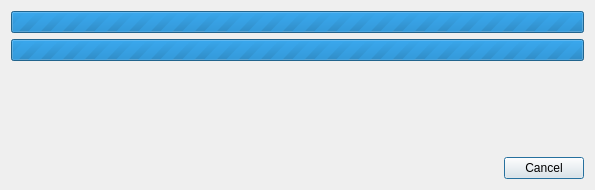
horsicq/FormatDialogs, file xdialogprocess.ui: the form before one commit.
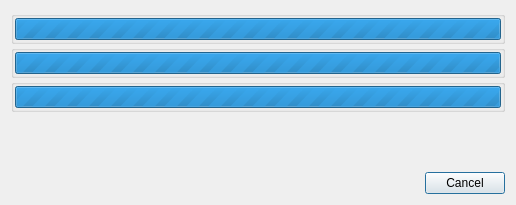
The form after the commit.

Diff of the .ui file:
```diff
--- a/xdialogprocess.ui
+++ b/xdialogprocess.ui
@@ -9,8 +9,8 @@
    <rect>
     <x>0</x>
     <y>0</y>
-    <width>595</width>
-    <height>190</height>
+    <width>516</width>
+    <height>205</height>
    </rect>
   </property>
   <property name="windowTitle">
@@ -19,7 +19,28 @@
   <property name="modal">
    <bool>true</bool>
   </property>
+  <layout class="QVBoxLayout" name="verticalLayout_4">
+   <property name="spacing">
+    <number>1</number>
+   </property>
+   <item>
+    <widget class="QGroupBox" name="groupBox">
+     <property name="title">
+      <string notr="true"/>
+     </property>
   <layout class="QVBoxLayout" name="verticalLayout">
+      <property name="leftMargin">
+       <number>1</number>
+      </property>
+      <property name="topMargin">
+       <number>1</number>
+      </property>
+      <property name="rightMargin">
+       <number>1</number>
+      </property>
+      <property name="bottomMargin">
+       <number>1</number>
+      </property>
    <item>
     <widget class="QProgressBar" name="progressBar">
      <property name="maximum">
@@ -36,6 +57,27 @@
      </property>
     </widget>
    </item>
+     </layout>
+    </widget>
+   </item>
+   <item>
+    <widget class="QGroupBox" name="groupBoxOpt">
+     <property name="title">
+      <string notr="true"/>
+     </property>
+     <layout class="QVBoxLayout" name="verticalLayout_2">
+      <property name="leftMargin">
+       <number>1</number>
+      </property>
+      <property name="topMargin">
+       <number>1</number>
+      </property>
+      <property name="rightMargin">
+       <number>1</number>
+      </property>
+      <property name="bottomMargin">
+       <number>1</number>
+      </property>
    <item>
     <widget class="QProgressBar" name="progressBarOpt">
      <property name="maximum">
@@ -52,52 +94,44 @@
      </property>
     </widget>
    </item>
-   <item>
-    <widget class="QLabel" name="labelStatus1">
-     <property name="frameShape">
-      <enum>QFrame::NoFrame</enum>
-     </property>
-     <property name="frameShadow">
-      <enum>QFrame::Plain</enum>
-     </property>
-     <property name="text">
-      <string/>
-     </property>
-     <property name="alignment">
-      <set>Qt::AlignLeading|Qt::AlignLeft|Qt::AlignVCenter</set>
-     </property>
+     </layout>
     </widget>
    </item>
    <item>
-    <widget class="QLabel" name="labelStatus2">
-     <property name="frameShape">
-      <enum>QFrame::NoFrame</enum>
+    <widget class="QGroupBox" name="groupBoxObj">
+     <property name="title">
+      <string notr="true"/>
      </property>
-     <property name="frameShadow">
-      <enum>QFrame::Plain</enum>
-     </property>
-     <property name="text">
-      <string/>
-     </property>
-     <property name="alignment">
-      <set>Qt::AlignLeading|Qt::AlignLeft|Qt::AlignVCenter</set>
-     </property>
-    </widget>
-   </item>
+     <layout class="QVBoxLayout" name="verticalLayout_3">
+      <property name="leftMargin">
+       <number>1</number>
+      </property>
+      <property name="topMargin">
+       <number>1</number>
+      </property>
+      <property name="rightMargin">
+       <number>1</number>
+      </property>
+      <property name="bottomMargin">
+       <number>1</number>
+      </property>
    <item>
-    <widget class="QLabel" name="labelStatus3">
-     <property name="frameShape">
-      <enum>QFrame::NoFrame</enum>
-     </property>
-     <property name="frameShadow">
-      <enum>QFrame::Plain</enum>
-     </property>
-     <property name="text">
-      <string/>
-     </property>
+       <widget class="QProgressBar" name="progressBarObj">
+        <property name="maximum">
+         <number>0</number>
+        </property>
+        <property name="value">
+         <number>0</number>
+        </property>
      <property name="alignment">
-      <set>Qt::AlignLeading|Qt::AlignLeft|Qt::AlignVCenter</set>
-     </property>
+         <set>Qt::AlignCenter</set>
+        </property>
+        <property name="format">
+         <string notr="true">%v/%m</string>
+        </property>
+       </widget>
+      </item>
+     </layout>
     </widget>
    </item>
    <item>
@@ -108,7 +142,7 @@
      <property name="sizeHint" stdset="0">
       <size>
        <width>20</width>
-       <height>15</height>
+       <height>70</height>
       </size>
      </property>
     </spacer>
@@ -141,118 +175,27 @@
       </widget>
      </item>
      <item>
-      <widget class="QLabel" name="labelTotal">
-       <property name="minimumSize">
-        <size>
-         <width>70</width>
-         <height>0</height>
-        </size>
+      <widget class="QLabel" name="labelStatus">
+       <property name="sizePolicy">
+        <sizepolicy hsizetype="Expanding" vsizetype="Preferred">
+         <horstretch>0</horstretch>
+         <verstretch>0</verstretch>
+        </sizepolicy>
        </property>
-       <property name="maximumSize">
-        <size>
-         <width>70</width>
-         <height>16777215</height>
-        </size>
-       </property>
        <property name="frameShape">
         <enum>QFrame::NoFrame</enum>
        </property>
-       <property name="text">
-        <string/>
+       <property name="frameShadow">
+        <enum>QFrame::Plain</enum>
        </property>
-       <property name="alignment">
-        <set>Qt::AlignCenter</set>
-       </property>
-      </widget>
-     </item>
-     <item>
-      <widget class="QLabel" name="labelCurrent">
-       <property name="minimumSize">
-        <size>
-         <width>70</width>
-         <height>0</height>
-        </size>
-       </property>
-       <property name="maximumSize">
-        <size>
-         <width>70</width>
-         <height>16777215</height>
-        </size>
-       </property>
-       <property name="frameShape">
-        <enum>QFrame::NoFrame</enum>
-       </property>
        <property name="text">
         <string/>
        </property>
        <property name="alignment">
-        <set>Qt::AlignCenter</set>
+        <set>Qt::AlignLeading|Qt::AlignLeft|Qt::AlignVCenter</set>
        </property>
       </widget>
      </item>
-     <item>
-      <widget class="QLabel" name="labelTotalOpt">
-       <property name="minimumSize">
-        <size>
-         <width>70</width>
-         <height>0</height>
-        </size>
-       </property>
-       <property name="maximumSize">
-        <size>
-         <width>70</width>
-         <height>16777215</height>
-        </size>
-       </property>
-       <property name="frameShape">
-        <enum>QFrame::NoFrame</enum>
-       </property>
-       <property name="text">
-        <string/>
-       </property>
-       <property name="alignment">
-        <set>Qt::AlignCenter</set>
-       </property>
-      </widget>
-     </item>
-     <item>
-      <widget class="QLabel" name="labelCurrentOpt">
-       <property name="minimumSize">
-        <size>
-         <width>70</width>
-         <height>0</height>
-        </size>
-       </property>
-       <property name="maximumSize">
-        <size>
-         <width>70</width>
-         <height>16777215</height>
-        </size>
-       </property>
-       <property name="frameShape">
-        <enum>QFrame::NoFrame</enum>
-       </property>
-       <property name="text">
-        <string/>
-       </property>
-       <property name="alignment">
-        <set>Qt::AlignCenter</set>
-       </property>
-      </widget>
-     </item>
-     <item>
-      <spacer name="horizontalSpacer">
-       <property name="orientation">
-        <enum>Qt::Horizontal</enum>
-       </property>
-       <property name="sizeHint" stdset="0">
-        <size>
-         <width>40</width>
-         <height>20</height>
-        </size>
-       </property>
-      </spacer>
-     </item>
      <item>
       <widget class="QPushButton" name="pushButtonCancel">
        <property name="text">
```
Lines whose indentation alone changed are shown as unchanged.
